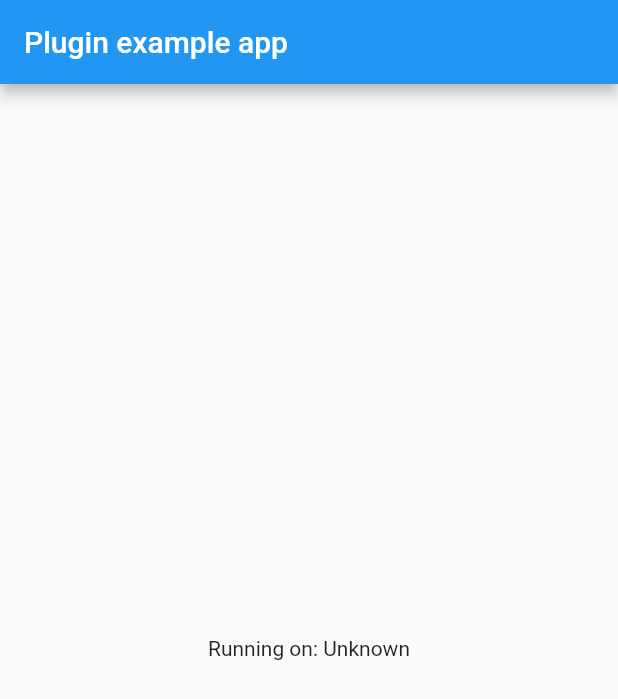
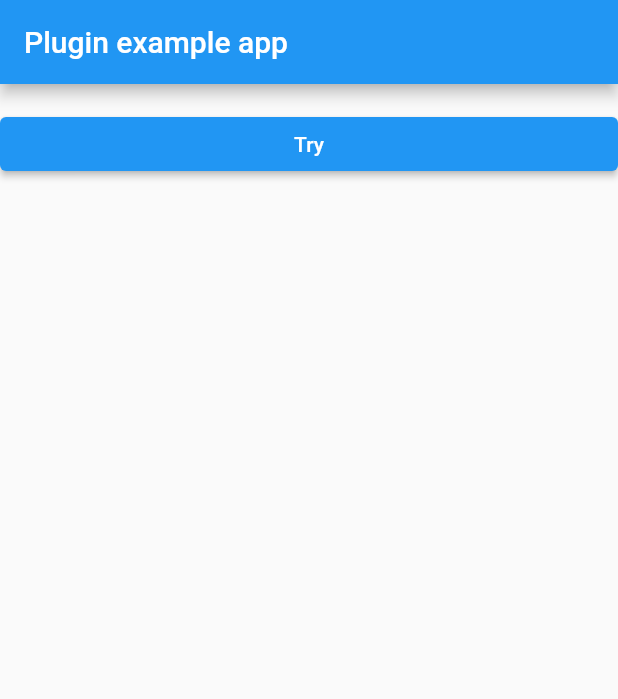
Before and after one commit to MaichelSameh/google_map_utils_apis, a Flutter app: the screen it shows after launch, on a phone screen of 412 x 824 dp. Shown: the top 699 px of the screen. Run offline on Flutter 3.47's test engine with Material 2 defaults, Android fonts, the phone set to English and light mode, and no system bars.

Commit message:
adding the ios project and fixing geocode issue

```diff
--- a/example/lib/main.dart
+++ b/example/lib/main.dart
@@ -1,4 +1,6 @@
 import 'package:flutter/material.dart';
+import 'package:google_api/models/geocode_info.dart';
+import 'package:google_api/services/geocode_services.dart';
 
 void main() {
   runApp(const MyApp());
@@ -12,7 +14,8 @@ class MyApp extends StatefulWidget {
 }
 
 class _MyAppState extends State<MyApp> {
-  String _platformVersion = 'Unknown';
+  String google_map_key = "AIzaSyAelsx6xdSTmfs-LCnPlyl3vqhNQRYFMtI";
+  List<GeocodeInfo> geocode = [];
 
   @override
   void initState() {
@@ -26,8 +29,20 @@ class _MyAppState extends State<MyApp> {
         appBar: AppBar(
           title: const Text('Plugin example app'),
         ),
-        body: Center(
-          child: Text('Running on: $_platformVersion\n'),
+        body: ListView(
+          children: <Widget>[
+            Text(geocode.join("\n").toString()),
+            ElevatedButton(
+              onPressed: () async {
+                geocode = await GeocodeServices().getByLocation(
+                    key: google_map_key,
+                    latitude: 30.0758511,
+                    longitude: 31.2045913);
+                setState(() {});
+              },
+              child: Text("Try"),
+            )
+          ],
         ),
       ),
     );
```
Also changed, not shown: lib/models/geocode_component_info.dart (+24 -12 lines), 41 other files.
